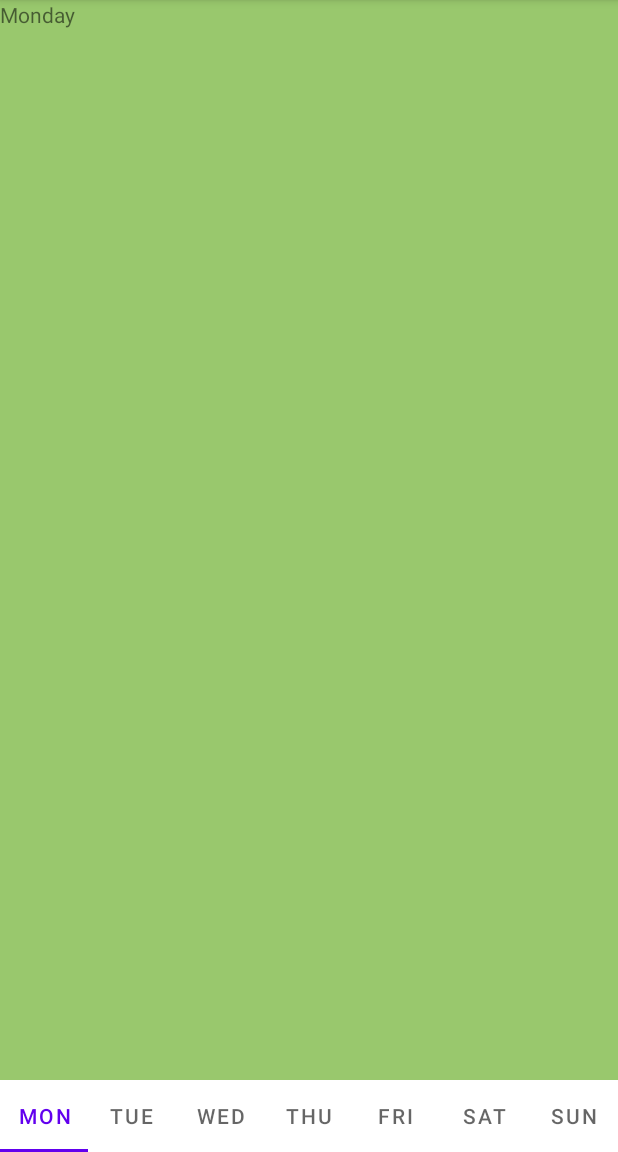
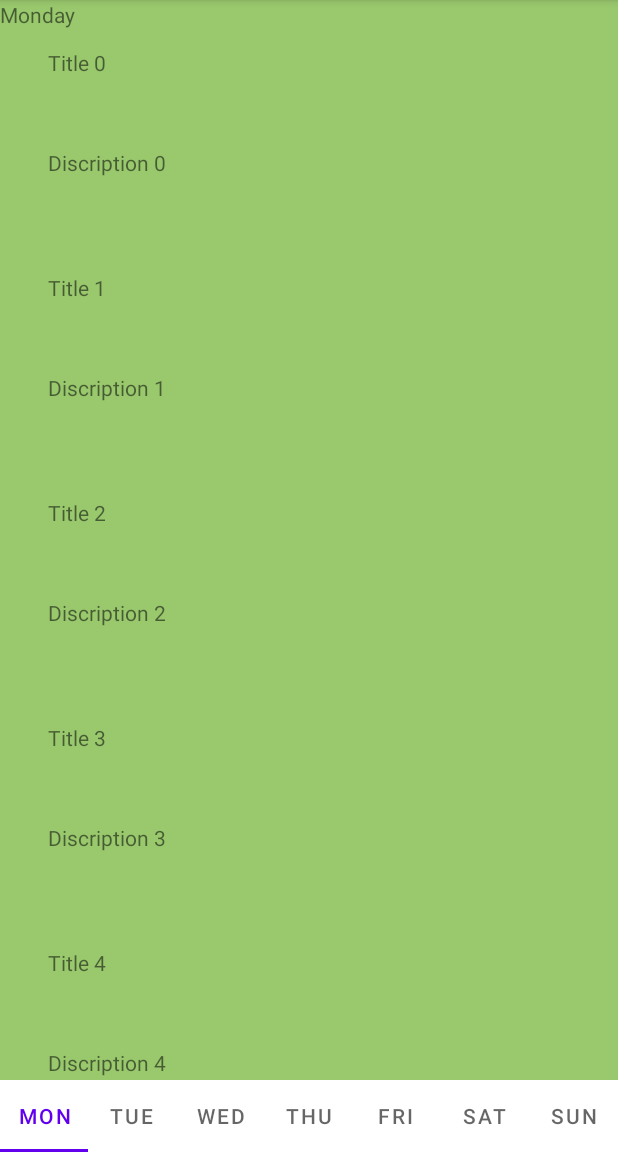
Before and after one commit to sofia-kylypko/Fragments, an Android app: the screen it shows after launch (MainActivity), on a phone screen of 412 x 824 dp, the part 84-1236 px from its top. Run offline under Robolectric (Android 15) with nearby library versions, the phone set to English and light mode, and no system bars.

Commit message:
second commit

```diff
--- /dev/null
+++ b/app/src/main/java/com/test/fragments/Modals/ReciptModel.java
@@ -0,0 +1,28 @@
+package com.test.fragments.Modals;
+
+public class ReciptModel {
+    private String title;
+    private String description;
+
+    public ReciptModel(String title, String description) {
+        this.title = title;
+        this.description = description;
+    }
+
+
+    public String getTitle() {
+        return title;
+    }
+
+    public String getDescription() {
+        return description;
+    }
+
+    public void setTitle(String title) {
+        this.title = title;
+    }
+
+    public void setDescription(String description) {
+        this.description = description;
+    }
+}
--- a/app/src/main/java/com/test/fragments/MondayFragment.java
+++ b/app/src/main/java/com/test/fragments/MondayFragment.java
@@ -5,12 +5,24 @@ import android.os.Bundle;
 import androidx.annotation.NonNull;
 import androidx.annotation.Nullable;
 import androidx.fragment.app.Fragment;
+import androidx.recyclerview.widget.LinearLayoutManager;
+import androidx.recyclerview.widget.RecyclerView;
 
 import android.view.LayoutInflater;
 import android.view.View;
 import android.view.ViewGroup;
+import android.widget.LinearLayout;
+
+import com.test.fragments.Modals.ReciptModel;
+import com.test.fragments.adapters.MyRVAdapter;
+
+import java.util.ArrayList;
+import java.util.List;
 
 public class MondayFragment extends BaseFragment {
+
+    private RecyclerView rvList;
+    private MyRVAdapter adapter;
 
     @Nullable
     @Override
@@ -21,6 +33,25 @@ public class MondayFragment extends BaseFragment {
     @Override
     public void onViewCreated(@NonNull View view, @Nullable Bundle savedInstanceState) {
         super.onViewCreated(view, savedInstanceState);
+
+        rvList=view.findViewById(R.id.rvList);
+
+        adapter =new MyRVAdapter(generateRecipes());
+        adapter.notifyDataSetChanged();
+
+        rvList.setLayoutManager(new LinearLayoutManager(getContext()));
+
+        rvList.setAdapter(adapter);
+
+
+    }
+
+    private List<ReciptModel> generateRecipes(){
+        ArrayList<ReciptModel> tmp=new ArrayList<>();
+        for (int i=0; i<10; i++){
+            tmp.add(new ReciptModel("Title "+i, "Discription "+i));
+        }
+        return tmp;
     }
 
     @Override
--- /dev/null
+++ b/app/src/main/java/com/test/fragments/adapters/MyRVAdapter.java
@@ -0,0 +1,39 @@
+package com.test.fragments.adapters;
+
+import android.view.LayoutInflater;
+import android.view.ViewGroup;
+
+import androidx.annotation.NonNull;
+import androidx.recyclerview.widget.RecyclerView;
+
+import com.test.fragments.Modals.ReciptModel;
+import com.test.fragments.R;
+
+import java.util.List;
+
+
+public class MyRVAdapter extends RecyclerView.Adapter<MyViewHolder> {
+
+    private List<ReciptModel> recipeModels;
+
+    public MyRVAdapter(List<ReciptModel> recipeModels) {
+        this.recipeModels = recipeModels;
+    }
+
+    @NonNull
+    @Override
+    public MyViewHolder onCreateViewHolder(@NonNull ViewGroup parent, int viewType) {
+        return new MyViewHolder(LayoutInflater.from(parent.getContext()).inflate(R.layout.contaner,parent,false));
+    }
+
+    @Override
+    public void onBindViewHolder(@NonNull MyViewHolder holder, int position) {
+        holder.onBind(recipeModels.get(position));
+
+    }
+
+    @Override
+    public int getItemCount() {
+        return recipeModels.size();
+    }
+}
--- /dev/null
+++ b/app/src/main/java/com/test/fragments/adapters/MyViewHolder.java
@@ -0,0 +1,30 @@
+package com.test.fragments.adapters;
+
+import android.view.View;
+import android.widget.TextView;
+
+import androidx.annotation.NonNull;
+import androidx.recyclerview.widget.RecyclerView;
+
+import com.test.fragments.Modals.ReciptModel;
+import com.test.fragments.R;
+
+public class MyViewHolder extends RecyclerView.ViewHolder {
+
+    private TextView txtTitle;
+    private TextView txtDescription;
+
+
+    public MyViewHolder(@NonNull View itemView) {
+        super(itemView);
+
+        txtTitle=itemView.findViewById(R.id.txtTitle);
+
+        txtDescription=itemView.findViewById(R.id.txtDescription);
+    }
+
+    public void onBind(ReciptModel reciptModel){
+        txtTitle.setText(reciptModel.getTitle());
+        txtDescription.setText(reciptModel.getDescription());
+    }
+}
--- /dev/null
+++ b/app/src/main/res/layout/contaner.xml
@@ -0,0 +1,24 @@
+<?xml version="1.0" encoding="utf-8"?>
+<androidx.constraintlayout.widget.ConstraintLayout xmlns:android="http://schemas.android.com/apk/res/android"
+    xmlns:app="http://schemas.android.com/apk/res-auto"
+    android:layout_width="match_parent"
+    android:layout_height="150dp">
+
+    <TextView
+        android:id="@+id/txtTitle"
+        android:layout_width="wrap_content"
+        android:layout_height="wrap_content"
+        android:layout_marginStart="32dp"
+        android:layout_marginTop="32dp"
+        app:layout_constraintStart_toStartOf="parent"
+        app:layout_constraintTop_toTopOf="parent" />
+
+    <TextView
+        android:id="@+id/txtDescription"
+        android:layout_width="wrap_content"
+        android:layout_height="wrap_content"
+        android:layout_marginStart="32dp"
+        android:layout_marginBottom="32dp"
+        app:layout_constraintBottom_toBottomOf="parent"
+        app:layout_constraintStart_toStartOf="parent" />
+</androidx.constraintlayout.widget.ConstraintLayout>
--- a/app/src/main/res/layout/fragment_monday.xml
+++ b/app/src/main/res/layout/fragment_monday.xml
@@ -12,4 +12,9 @@
         android:background="#99C86D"
         android:text="Monday" />
 
+    <androidx.recyclerview.widget.RecyclerView
+        android:id="@+id/rvList"
+        android:layout_width="match_parent"
+        android:layout_height="match_parent" />
+
 </FrameLayout>
```
